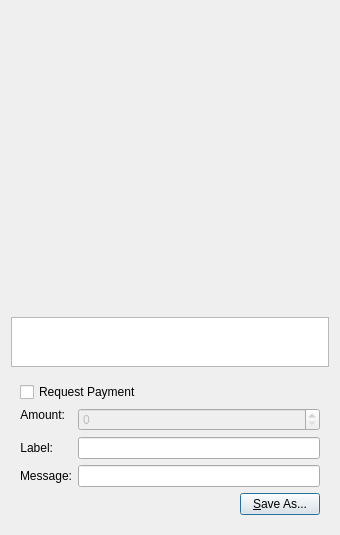
First picture: the form in src/qt/forms/qrcodedialog.ui, repository ChiliCoin/ChiliCoin, before the edit.
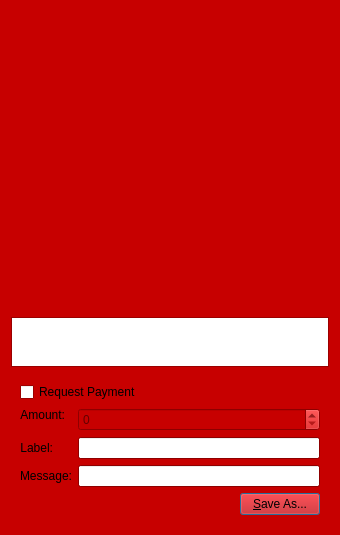
Second picture: the form after the edit. Custom widgets are drawn as their Qt base class.

```diff
--- a/src/qt/forms/qrcodedialog.ui
+++ b/src/qt/forms/qrcodedialog.ui
@@ -10,6 +10,421 @@
     <height>530</height>
    </rect>
   </property>
+  <property name="palette">
+   <palette>
+    <active>
+     <colorrole role="WindowText">
+      <brush brushstyle="SolidPattern">
+       <color alpha="255">
+        <red>0</red>
+        <green>0</green>
+        <blue>0</blue>
+       </color>
+      </brush>
+     </colorrole>
+     <colorrole role="Button">
+      <brush brushstyle="SolidPattern">
+       <color alpha="255">
+        <red>199</red>
+        <green>0</green>
+        <blue>0</blue>
+       </color>
+      </brush>
+     </colorrole>
+     <colorrole role="Light">
+      <brush brushstyle="SolidPattern">
+       <color alpha="255">
+        <red>255</red>
+        <green>43</green>
+        <blue>43</blue>
+       </color>
+      </brush>
+     </colorrole>
+     <colorrole role="Midlight">
+      <brush brushstyle="SolidPattern">
+       <color alpha="255">
+        <red>227</red>
+        <green>21</green>
+        <blue>21</blue>
+       </color>
+      </brush>
+     </colorrole>
+     <colorrole role="Dark">
+      <brush brushstyle="SolidPattern">
+       <color alpha="255">
+        <red>99</red>
+        <green>0</green>
+        <blue>0</blue>
+       </color>
+      </brush>
+     </colorrole>
+     <colorrole role="Mid">
+      <brush brushstyle="SolidPattern">
+       <color alpha="255">
+        <red>133</red>
+        <green>0</green>
+        <blue>0</blue>
+       </color>
+      </brush>
+     </colorrole>
+     <colorrole role="Text">
+      <brush brushstyle="SolidPattern">
+       <color alpha="255">
+        <red>0</red>
+        <green>0</green>
+        <blue>0</blue>
+       </color>
+      </brush>
+     </colorrole>
+     <colorrole role="BrightText">
+      <brush brushstyle="SolidPattern">
+       <color alpha="255">
+        <red>255</red>
+        <green>255</green>
+        <blue>255</blue>
+       </color>
+      </brush>
+     </colorrole>
+     <colorrole role="ButtonText">
+      <brush brushstyle="SolidPattern">
+       <color alpha="255">
+        <red>0</red>
+        <green>0</green>
+        <blue>0</blue>
+       </color>
+      </brush>
+     </colorrole>
+     <colorrole role="Base">
+      <brush brushstyle="SolidPattern">
+       <color alpha="255">
+        <red>255</red>
+        <green>255</green>
+        <blue>255</blue>
+       </color>
+      </brush>
+     </colorrole>
+     <colorrole role="Window">
+      <brush brushstyle="SolidPattern">
+       <color alpha="255">
+        <red>199</red>
+        <green>0</green>
+        <blue>0</blue>
+       </color>
+      </brush>
+     </colorrole>
+     <colorrole role="Shadow">
+      <brush brushstyle="SolidPattern">
+       <color alpha="255">
+        <red>0</red>
+        <green>0</green>
+        <blue>0</blue>
+       </color>
+      </brush>
+     </colorrole>
+     <colorrole role="AlternateBase">
+      <brush brushstyle="SolidPattern">
+       <color alpha="255">
+        <red>227</red>
+        <green>127</green>
+        <blue>127</blue>
+       </color>
+      </brush>
+     </colorrole>
+     <colorrole role="ToolTipBase">
+      <brush brushstyle="SolidPattern">
+       <color alpha="255">
+        <red>255</red>
+        <green>255</green>
+        <blue>220</blue>
+       </color>
+      </brush>
+     </colorrole>
+     <colorrole role="ToolTipText">
+      <brush brushstyle="SolidPattern">
+       <color alpha="255">
+        <red>0</red>
+        <green>0</green>
+        <blue>0</blue>
+       </color>
+      </brush>
+     </colorrole>
+    </active>
+    <inactive>
+     <colorrole role="WindowText">
+      <brush brushstyle="SolidPattern">
+       <color alpha="255">
+        <red>0</red>
+        <green>0</green>
+        <blue>0</blue>
+       </color>
+      </brush>
+     </colorrole>
+     <colorrole role="Button">
+      <brush brushstyle="SolidPattern">
+       <color alpha="255">
+        <red>199</red>
+        <green>0</green>
+        <blue>0</blue>
+       </color>
+      </brush>
+     </colorrole>
+     <colorrole role="Light">
+      <brush brushstyle="SolidPattern">
+       <color alpha="255">
+        <red>255</red>
+        <green>43</green>
+        <blue>43</blue>
+       </color>
+      </brush>
+     </colorrole>
+     <colorrole role="Midlight">
+      <brush brushstyle="SolidPattern">
+       <color alpha="255">
+        <red>227</red>
+        <green>21</green>
+        <blue>21</blue>
+       </color>
+      </brush>
+     </colorrole>
+     <colorrole role="Dark">
+      <brush brushstyle="SolidPattern">
+       <color alpha="255">
+        <red>99</red>
+        <green>0</green>
+        <blue>0</blue>
+       </color>
+      </brush>
+     </colorrole>
+     <colorrole role="Mid">
+      <brush brushstyle="SolidPattern">
+       <color alpha="255">
+        <red>133</red>
+        <green>0</green>
+        <blue>0</blue>
+       </color>
+      </brush>
+     </colorrole>
+     <colorrole role="Text">
+      <brush brushstyle="SolidPattern">
+       <color alpha="255">
+        <red>0</red>
+        <green>0</green>
+        <blue>0</blue>
+       </color>
+      </brush>
+     </colorrole>
+     <colorrole role="BrightText">
+      <brush brushstyle="SolidPattern">
+       <color alpha="255">
+        <red>255</red>
+        <green>255</green>
+        <blue>255</blue>
+       </color>
+      </brush>
+     </colorrole>
+     <colorrole role="ButtonText">
+      <brush brushstyle="SolidPattern">
+       <color alpha="255">
+        <red>0</red>
+        <green>0</green>
+        <blue>0</blue>
+       </color>
+      </brush>
+     </colorrole>
+     <colorrole role="Base">
+      <brush brushstyle="SolidPattern">
+       <color alpha="255">
+        <red>255</red>
+        <green>255</green>
+        <blue>255</blue>
+       </color>
+      </brush>
+     </colorrole>
+     <colorrole role="Window">
+      <brush brushstyle="SolidPattern">
+       <color alpha="255">
+        <red>199</red>
+        <green>0</green>
+        <blue>0</blue>
+       </color>
+      </brush>
+     </colorrole>
+     <colorrole role="Shadow">
+      <brush brushstyle="SolidPattern">
+       <color alpha="255">
+        <red>0</red>
+        <green>0</green>
+        <blue>0</blue>
+       </color>
+      </brush>
+     </colorrole>
+     <colorrole role="AlternateBase">
+      <brush brushstyle="SolidPattern">
+       <color alpha="255">
+        <red>227</red>
+        <green>127</green>
+        <blue>127</blue>
+       </color>
+      </brush>
+     </colorrole>
+     <colorrole role="ToolTipBase">
+      <brush brushstyle="SolidPattern">
+       <color alpha="255">
+        <red>255</red>
+        <green>255</green>
+        <blue>220</blue>
+       </color>
+      </brush>
+     </colorrole>
+     <colorrole role="ToolTipText">
+      <brush brushstyle="SolidPattern">
+       <color alpha="255">
+        <red>0</red>
+        <green>0</green>
+        <blue>0</blue>
+       </color>
+      </brush>
+     </colorrole>
+    </inactive>
+    <disabled>
+     <colorrole role="WindowText">
+      <brush brushstyle="SolidPattern">
+       <color alpha="255">
+        <red>99</red>
+        <green>0</green>
+        <blue>0</blue>
+       </color>
+      </brush>
+     </colorrole>
+     <colorrole role="Button">
+      <brush brushstyle="SolidPattern">
+       <color alpha="255">
+        <red>199</red>
+        <green>0</green>
+        <blue>0</blue>
+       </color>
+      </brush>
+     </colorrole>
+     <colorrole role="Light">
+      <brush brushstyle="SolidPattern">
+       <color alpha="255">
+        <red>255</red>
+        <green>43</green>
+        <blue>43</blue>
+       </color>
+      </brush>
+     </colorrole>
+     <colorrole role="Midlight">
+      <brush brushstyle="SolidPattern">
+       <color alpha="255">
+        <red>227</red>
+        <green>21</green>
+        <blue>21</blue>
+       </color>
+      </brush>
+     </colorrole>
+     <colorrole role="Dark">
+      <brush brushstyle="SolidPattern">
+       <color alpha="255">
+        <red>99</red>
+        <green>0</green>
+        <blue>0</blue>
+       </color>
+      </brush>
+     </colorrole>
+     <colorrole role="Mid">
+      <brush brushstyle="SolidPattern">
+       <color alpha="255">
+        <red>133</red>
+        <green>0</green>
+        <blue>0</blue>
+       </color>
+      </brush>
+     </colorrole>
+     <colorrole role="Text">
+      <brush brushstyle="SolidPattern">
+       <color alpha="255">
+        <red>99</red>
+        <green>0</green>
+        <blue>0</blue>
+       </color>
+      </brush>
+     </colorrole>
+     <colorrole role="BrightText">
+      <brush brushstyle="SolidPattern">
+       <color alpha="255">
+        <red>255</red>
+        <green>255</green>
+        <blue>255</blue>
+       </color>
+      </brush>
+     </colorrole>
+     <colorrole role="ButtonText">
+      <brush brushstyle="SolidPattern">
+       <color alpha="255">
+        <red>99</red>
+        <green>0</green>
+        <blue>0</blue>
+       </color>
+      </brush>
+     </colorrole>
+     <colorrole role="Base">
+      <brush brushstyle="SolidPattern">
+       <color alpha="255">
+        <red>199</red>
+        <green>0</green>
+        <blue>0</blue>
+       </color>
+      </brush>
+     </colorrole>
+     <colorrole role="Window">
+      <brush brushstyle="SolidPattern">
+       <color alpha="255">
+        <red>199</red>
+        <green>0</green>
+        <blue>0</blue>
+       </color>
+      </brush>
+     </colorrole>
+     <colorrole role="Shadow">
+      <brush brushstyle="SolidPattern">
+       <color alpha="255">
+        <red>0</red>
+        <green>0</green>
+        <blue>0</blue>
+       </color>
+      </brush>
+     </colorrole>
+     <colorrole role="AlternateBase">
+      <brush brushstyle="SolidPattern">
+       <color alpha="255">
+        <red>199</red>
+        <green>0</green>
+        <blue>0</blue>
+       </color>
+      </brush>
+     </colorrole>
+     <colorrole role="ToolTipBase">
+      <brush brushstyle="SolidPattern">
+       <color alpha="255">
+        <red>255</red>
+        <green>255</green>
+        <blue>220</blue>
+       </color>
+      </brush>
+     </colorrole>
+     <colorrole role="ToolTipText">
+      <brush brushstyle="SolidPattern">
+       <color alpha="255">
+        <red>0</red>
+        <green>0</green>
+        <blue>0</blue>
+       </color>
+      </brush>
+     </colorrole>
+    </disabled>
+   </palette>
+  </property>
   <property name="windowTitle">
    <string>QR Code Dialog</string>
   </property>
```
Left out of the diff: 1 changed line with no effect on the pictures.
